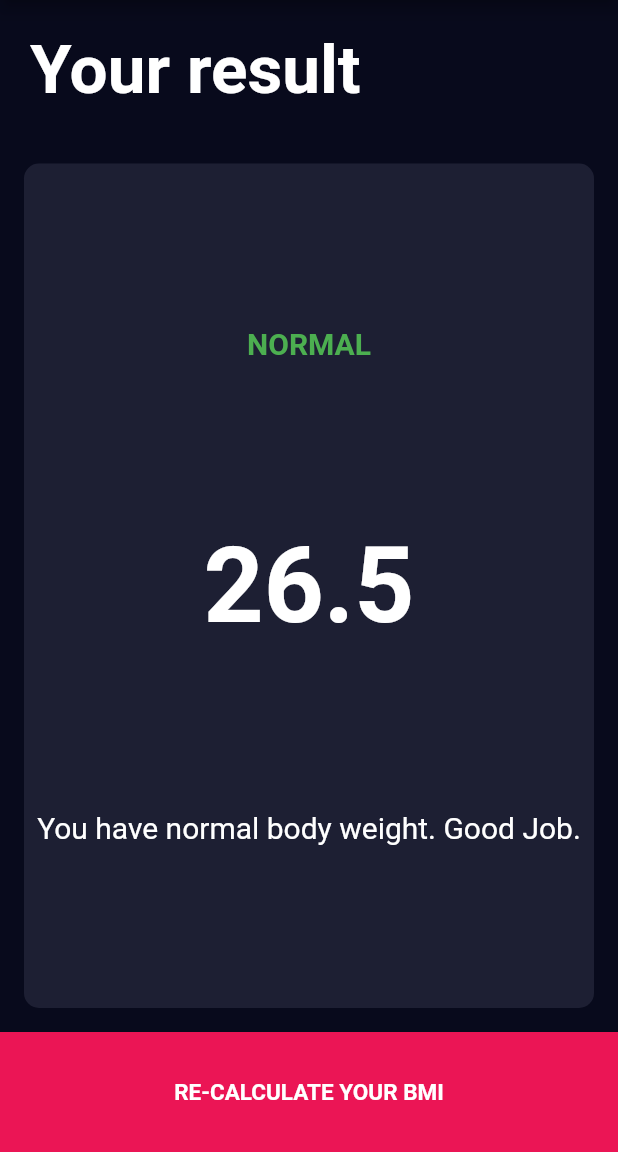
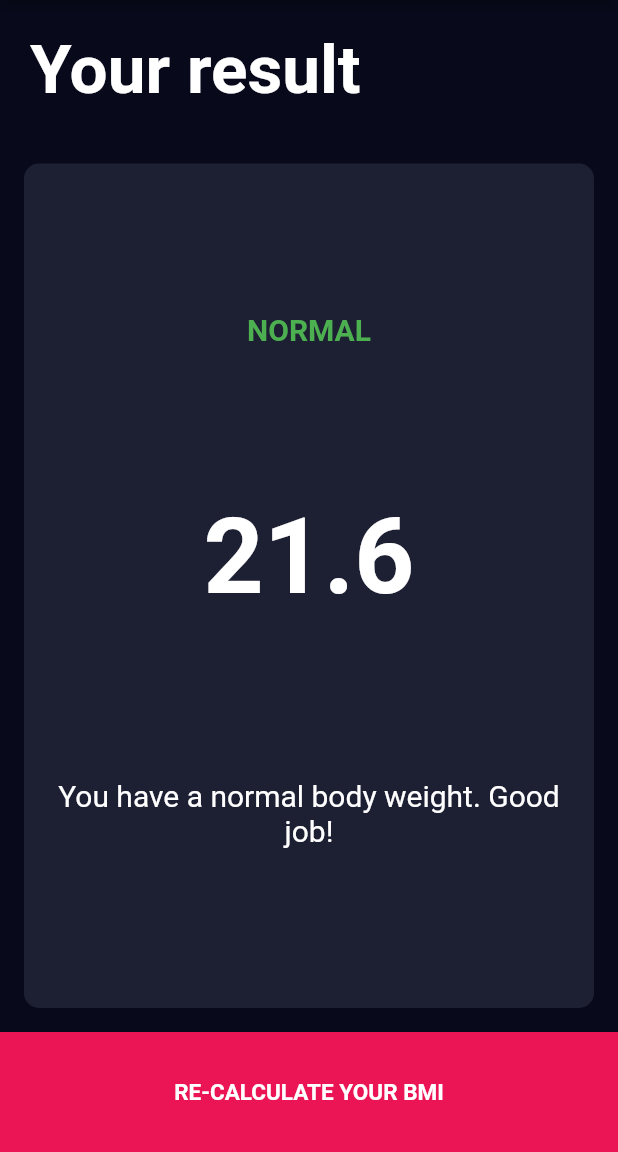
Before and after one commit to Dmytro-Pashko/BMI-Calculator, a Flutter app: the screen it shows after launch, after a tap on "CALCULATE YOUR BMI", on a phone screen of 412 x 824 dp, the part 84-1236 px from its top. Run offline on Flutter 3.47's test engine with Material 2 defaults, Android fonts, the phone set to English and light mode, and no system bars; our stand-ins replace font_awesome_flutter.

Commit message:
Implemented functionality for BMI app calculator.

```diff
--- /dev/null
+++ b/lib/BMICalculator.dart
@@ -0,0 +1,40 @@
+import 'dart:math';
+
+class BMICalculator {
+  final int height;
+  final int weight;
+
+  BMICalculator(this.height, this.weight);
+
+  double getValue() {
+    return weight / pow(height / 100, 2);
+  }
+
+  BMIResult getResult() {
+    var bmi = getValue();
+    if (bmi >= 25) {
+      return BMIResult.overweight;
+    } else if (bmi > 18.5) {
+      return BMIResult.normal;
+    } else {
+      return BMIResult.underweight;
+    }
+  }
+
+  String getInterpretation() {
+    var bmi = getValue();
+    if (bmi >= 25) {
+      return 'You have a higher than normal body weight. Try to exercise more.';
+    } else if (bmi >= 18.5) {
+      return 'You have a normal body weight. Good job!';
+    } else {
+      return 'You have a lower than normal body weight. You can eat a bit more.';
+    }
+  }
+}
+
+enum BMIResult {
+  underweight,
+  normal,
+  overweight;
+}
--- a/lib/icon_content_card.dart
+++ b/lib/components/icon_content_card.dart
@@ -1,5 +1,6 @@
-import 'package:bmi_calculator/rounded_card.dart';
 import 'package:flutter/material.dart';
+
+import 'rounded_card.dart';
 
 const activeCardIconColor = Color(0xFFFFFFFF);
 const inactiveCardIconColor = Color(0xFF8E8E99);
--- a/lib/round_incremental_card.dart
+++ b/lib/components/round_incremental_card.dart
@@ -1,6 +1,7 @@
-import 'package:bmi_calculator/round_icon_button.dart';
-import 'package:bmi_calculator/rounded_card.dart';
+import 'package:bmi_calculator/components/round_icon_button.dart';
 import 'package:flutter/material.dart';
+
+import 'rounded_card.dart';
 
 const primaryColor = Colors.white;
 const secondaryColor = Color(0xFF8E8E99);
--- a/lib/round_slider_card.dart
+++ b/lib/components/round_slider_card.dart
@@ -1,5 +1,6 @@
-import 'package:bmi_calculator/rounded_card.dart';
 import 'package:flutter/material.dart';
+
+import 'rounded_card.dart';
 
 const backgroundColor = Color(0xFF111428);
 const primaryColor = Colors.white;
--- a/lib/main.dart
+++ b/lib/main.dart
@@ -13,7 +13,6 @@ class BMICalculator extends StatelessWidget {
       initialRoute: "/input",
       routes: {
         '/input': (context) => const InputScreen(),
-        '/result': (context) => const ResultScreen()
       },
     );
   }
--- a/lib/screen/input_screen.dart
+++ b/lib/screen/input_screen.dart
@@ -1,10 +1,12 @@
-import 'package:bmi_calculator/bottom_navigable_button.dart';
-import 'package:bmi_calculator/round_incremental_card.dart';
-import 'package:bmi_calculator/round_slider_card.dart';
+import 'package:bmi_calculator/BMICalculator.dart';
+import 'package:bmi_calculator/components/round_incremental_card.dart';
+import 'package:bmi_calculator/screen/result_screen.dart';
 import 'package:flutter/material.dart';
 import 'package:font_awesome_flutter/font_awesome_flutter.dart';
 
-import '../icon_content_card.dart';
+import '../components/bottom_navigable_button.dart';
+import '../components/icon_content_card.dart';
+import '../components/round_slider_card.dart';
 
 class InputScreen extends StatefulWidget {
   const InputScreen({Key? key}) : super(key: key);
@@ -128,7 +130,17 @@ class _InputScreenState extends State<InputScreen> {
             NavigableButton(
                 label: 'CALCULATE YOUR BMI',
                 onClick: () {
-                  Navigator.pushNamed(context, '/result');
+                  BMICalculator calculator = BMICalculator(height, weight);
+                  Navigator.push(
+                    context,
+                    MaterialPageRoute(
+                      builder: (context) => ResultScreen(
+                        result: calculator.getResult(),
+                        value: calculator.getValue(),
+                        interpretation: calculator.getInterpretation(),
+                      ),
+                    ),
+                  );
                 }),
           ],
         ),
--- a/lib/screen/result_screen.dart
+++ b/lib/screen/result_screen.dart
@@ -1,14 +1,23 @@
-import 'package:bmi_calculator/bottom_navigable_button.dart';
-import 'package:bmi_calculator/rounded_card.dart';
+import 'package:bmi_calculator/BMICalculator.dart';
 import 'package:flutter/material.dart';
+
+import '../components/bottom_navigable_button.dart';
+import '../components/rounded_card.dart';
 
 const bottomContainerColor = Color(0xFFEB1555);
 const bottomContainerHeight = 80.0;
 
 class ResultScreen extends StatelessWidget {
-  const ResultScreen({Key? key}) : super(key: key);
+  const ResultScreen({
+    Key? key,
+    required this.result,
+    required this.value,
+    required this.interpretation,
+  }) : super(key: key);
 
-  final double result = 26.5;
+  final BMIResult result;
+  final double value;
+  final String interpretation;
 
   @override
   Widget build(BuildContext context) {
@@ -39,41 +48,61 @@ class ResultScreen extends StatelessWidget {
             ),
             Expanded(
                 child: RoundedCard(
+                    color: const Color(0xFF1D1F33),
                     child: Column(
                       mainAxisAlignment: MainAxisAlignment.spaceEvenly,
                       crossAxisAlignment: CrossAxisAlignment.center,
                       children: [
+                        getResultText(result),
                         Text(
-                          'NORMAL',
-                          style: TextStyle(
-                              fontSize: 20,
-                              color: Colors.green,
-                              fontWeight: FontWeight.bold),
-                        ),
-                        Text(
-                          '$result',
-                          style: TextStyle(
+                          value.toStringAsFixed(1),
+                          style: const TextStyle(
                               fontSize: 70,
                               color: Colors.white,
                               fontWeight: FontWeight.bold),
                         ),
-                        Text('You have normal body weight. Good Job.',
-                            textAlign: TextAlign.center,
-                            style: TextStyle(
-                              fontSize: 20,
-                              color: Colors.white,
-                            ))
+                        Padding(
+                          padding: const EdgeInsets.all(8.0),
+                          child: Text(interpretation,
+                              textAlign: TextAlign.center,
+                              style: const TextStyle(
+                                fontSize: 20,
+                                color: Colors.white,
+                              )),
+                        )
                       ],
-                    ),
-                    color: Color(0xFF1D1F33))),
+                    ))),
             NavigableButton(
                 label: 'RE-CALCULATE YOUR BMI',
                 onClick: () {
-                  Navigator.pop(context);
+                  Navigator.pushNamed(context, '/input');
                 }),
           ],
         ),
       ),
     );
   }
+
+  Text getResultText(BMIResult result) {
+    switch (result) {
+      case BMIResult.normal:
+        return const Text(
+          'NORMAL',
+          style: TextStyle(
+              fontSize: 20, color: Colors.green, fontWeight: FontWeight.bold),
+        );
+      case BMIResult.underweight:
+        return const Text(
+          'UNDERWEIGHT',
+          style: TextStyle(
+              fontSize: 20, color: Colors.yellow, fontWeight: FontWeight.bold),
+        );
+      case BMIResult.overweight:
+        return const Text(
+          'OVERWEIGHT',
+          style: TextStyle(
+              fontSize: 20, color: Colors.red, fontWeight: FontWeight.bold),
+        );
+    }
+  }
 }
```
Also changed, not shown: lib/components/bottom_navigable_button.dart (renamed from lib/bottom_navigable_button.dart), lib/components/round_icon_button.dart (renamed from lib/round_icon_button.dart), lib/components/rounded_card.dart (renamed from lib/rounded_card.dart).
